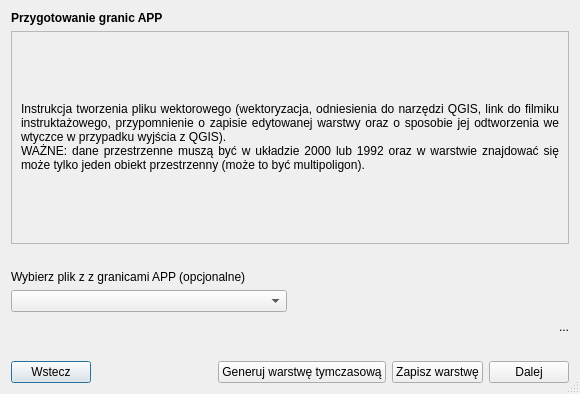
First picture: the form in modules/app/views/ui/wektor_instrukcja_dialog_base.ui, repository envirosolutionspl/wtyczka_qgis_app, before the edit.
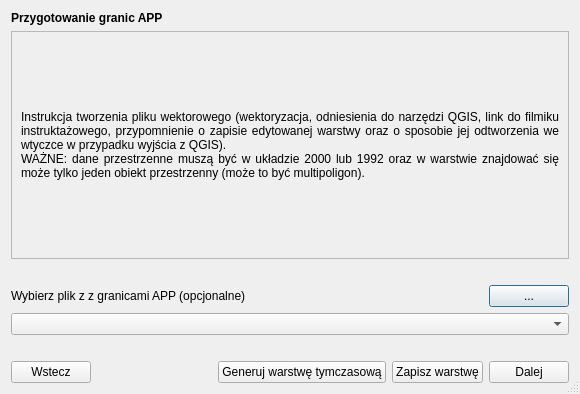
Second picture: the form after the edit. Custom widgets are drawn as their Qt base class.

Commit message: Ograniczenia wyboru formatów.

Diff of the .ui file:
```diff
--- a/modules/app/views/ui/wektor_instrukcja_dialog_base.ui
+++ b/modules/app/views/ui/wektor_instrukcja_dialog_base.ui
@@ -48,8 +48,8 @@
          <rect>
           <x>0</x>
           <y>0</y>
-          <width>564</width>
-          <height>234</height>
+          <width>554</width>
+          <height>180</height>
          </rect>
         </property>
         <layout class="QGridLayout" name="gridLayout">
@@ -83,6 +83,8 @@
       </widget>
      </item>
      <item>
+      <layout class="QHBoxLayout" name="horizontalLayout_4">
+       <item>
       <widget class="QLabel" name="addAppShp_lbl">
        <property name="text">
         <string>Wybierz plik z z granicami APP (opcjonalne)</string>
@@ -93,37 +95,32 @@
       </widget>
      </item>
      <item>
+        <spacer name="horizontalSpacer_2">
+         <property name="orientation">
+          <enum>Qt::Horizontal</enum>
+         </property>
+         <property name="sizeHint" stdset="0">
+          <size>
+           <width>40</width>
+           <height>20</height>
+          </size>
+         </property>
+        </spacer>
+       </item>
+       <item>
+        <widget class="QPushButton" name="chooseFile_btn">
+         <property name="text">
+          <string>...</string>
+         </property>
+        </widget>
+       </item>
+      </layout>
+     </item>
+     <item>
       <layout class="QHBoxLayout" name="horizontalLayout">
        <item>
         <widget class="QgsMapLayerComboBox" name="layers_comboBox"/>
        </item>
-       <item>
-        <widget class="QgsFileWidget" name="chooseFile_btn"/>
-       </item>
-      </layout>
-     </item>
-     <item>
-      <layout class="QHBoxLayout" name="horizontalLayout_3">
-       <item>
-        <spacer name="horizontalSpacer_3">
-         <property name="orientation">
-          <enum>Qt::Horizontal</enum>
-         </property>
-         <property name="sizeHint" stdset="0">
-          <size>
-           <width>563</width>
-           <height>17</height>
-          </size>
-         </property>
-        </spacer>
-       </item>
-       <item>
-        <widget class="QLabel" name="label">
-         <property name="text">
-          <string>...</string>
-         </property>
-        </widget>
-       </item>
       </layout>
      </item>
      <item>
@@ -186,11 +183,6 @@
   </layout>
  </widget>
  <customwidgets>
-  <customwidget>
-   <class>QgsFileWidget</class>
-   <extends>QWidget</extends>
-   <header>qgsfilewidget.h</header>
-  </customwidget>
   <customwidget>
    <class>QgsMapLayerComboBox</class>
    <extends>QComboBox</extends>
```
Lines whose indentation alone changed are shown as unchanged. The commit also changes 1 other file.
